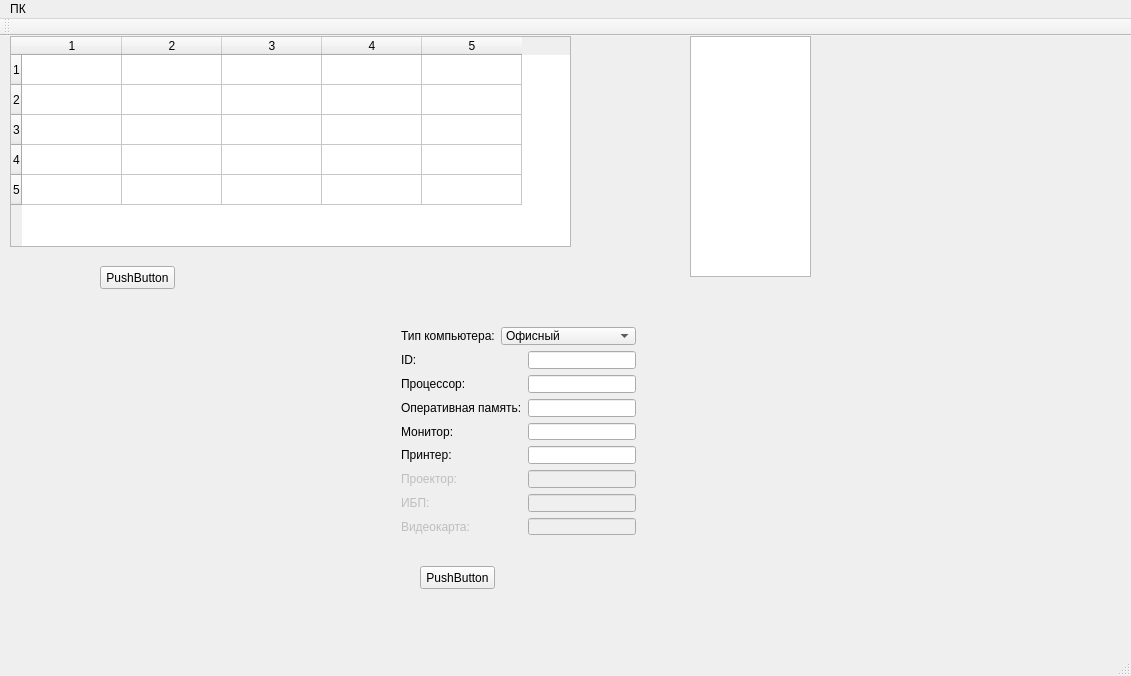
Above: mainwindow.ui from chalexyur/sadb before the change. Below: the same form after it.
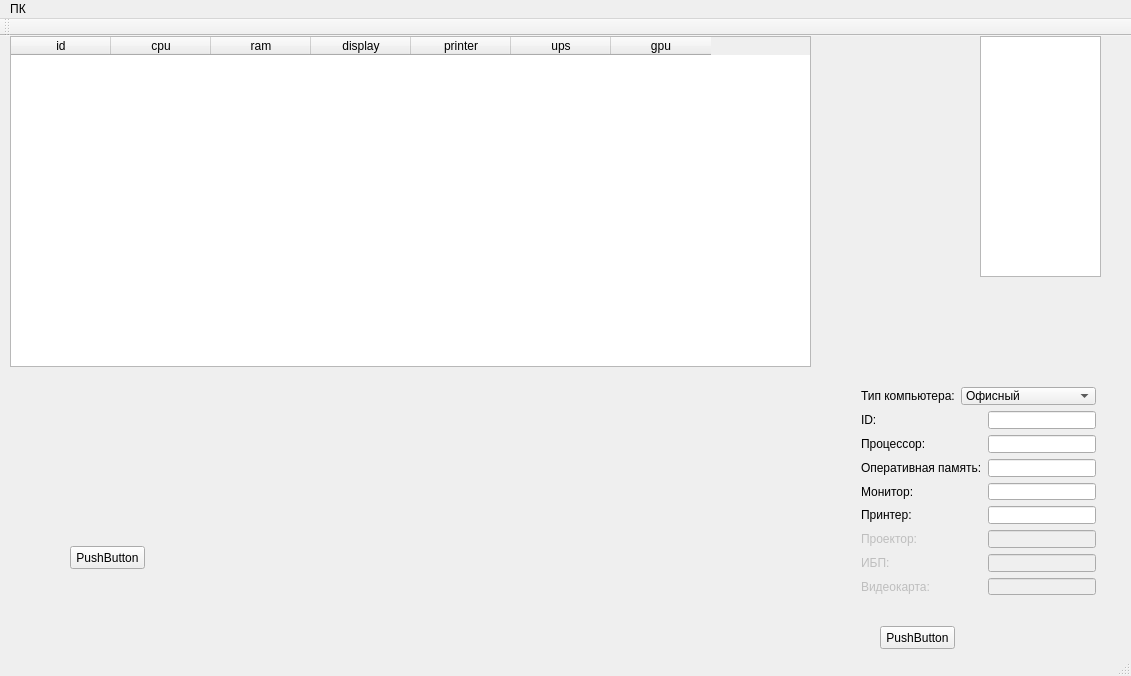
That is the form after the change. Icons and pictures are not drawn.

Patch:
```diff
--- a/mainwindow.ui
+++ b/mainwindow.ui
@@ -24,7 +24,7 @@
    <widget class="QTreeView" name="treeView">
     <property name="geometry">
      <rect>
-      <x>690</x>
+      <x>980</x>
       <y>0</y>
       <width>121</width>
       <height>241</height>
@@ -36,32 +36,54 @@
      <rect>
       <x>10</x>
       <y>0</y>
-      <width>561</width>
-      <height>211</height>
+      <width>801</width>
+      <height>331</height>
      </rect>
     </property>
-    <property name="rowCount">
-     <number>5</number>
+    <property name="sortingEnabled">
+     <bool>false</bool>
     </property>
-    <property name="columnCount">
-     <number>5</number>
-    </property>
-    <row/>
-    <row/>
-    <row/>
-    <row/>
-    <row/>
-    <column/>
-    <column/>
-    <column/>
-    <column/>
-    <column/>
+    <column>
+     <property name="text">
+      <string>id</string>
+     </property>
+    </column>
+    <column>
+     <property name="text">
+      <string>cpu</string>
+     </property>
+    </column>
+    <column>
+     <property name="text">
+      <string>ram</string>
+     </property>
+    </column>
+    <column>
+     <property name="text">
+      <string>display</string>
+     </property>
+    </column>
+    <column>
+     <property name="text">
+      <string>printer</string>
+     </property>
+    </column>
+    <column>
+     <property name="text">
+      <string>ups</string>
+     </property>
+    </column>
+    <column>
+     <property name="text">
+      <string>gpu</string>
+     </property>
+    </column>
    </widget>
    <widget class="QPushButton" name="pushButton">
     <property name="geometry">
      <rect>
-      <x>420</x>
-      <y>530</y>
+      <x>880</x>
+      <y>590</y>
       <width>75</width>
       <height>23</height>
      </rect>
@@ -73,8 +95,8 @@
    <widget class="QWidget" name="layoutWidget">
     <property name="geometry">
      <rect>
-      <x>390</x>
-      <y>280</y>
+      <x>850</x>
+      <y>340</y>
       <width>257</width>
       <height>230</height>
      </rect>
@@ -146,9 +168,15 @@
        <property name="enabled">
         <bool>true</bool>
        </property>
+       <property name="inputMask">
+        <string>9</string>
+       </property>
        <property name="readOnly">
         <bool>true</bool>
        </property>
+       <property name="clearButtonEnabled">
+        <bool>false</bool>
+       </property>
       </widget>
      </item>
      <item row="2" column="0">
@@ -169,6 +197,9 @@
        <property name="enabled">
         <bool>true</bool>
        </property>
+       <property name="inputMask">
+        <string>99999</string>
+       </property>
       </widget>
      </item>
      <item row="3" column="0" colspan="2">
@@ -186,6 +217,9 @@
        <property name="enabled">
         <bool>true</bool>
        </property>
+       <property name="inputMask">
+        <string>99999</string>
+       </property>
       </widget>
      </item>
      <item row="4" column="0">
@@ -278,8 +312,8 @@
    <widget class="QPushButton" name="pushButton_2">
     <property name="geometry">
      <rect>
-      <x>100</x>
-      <y>230</y>
+      <x>70</x>
+      <y>510</y>
       <width>75</width>
       <height>23</height>
      </rect>
```
